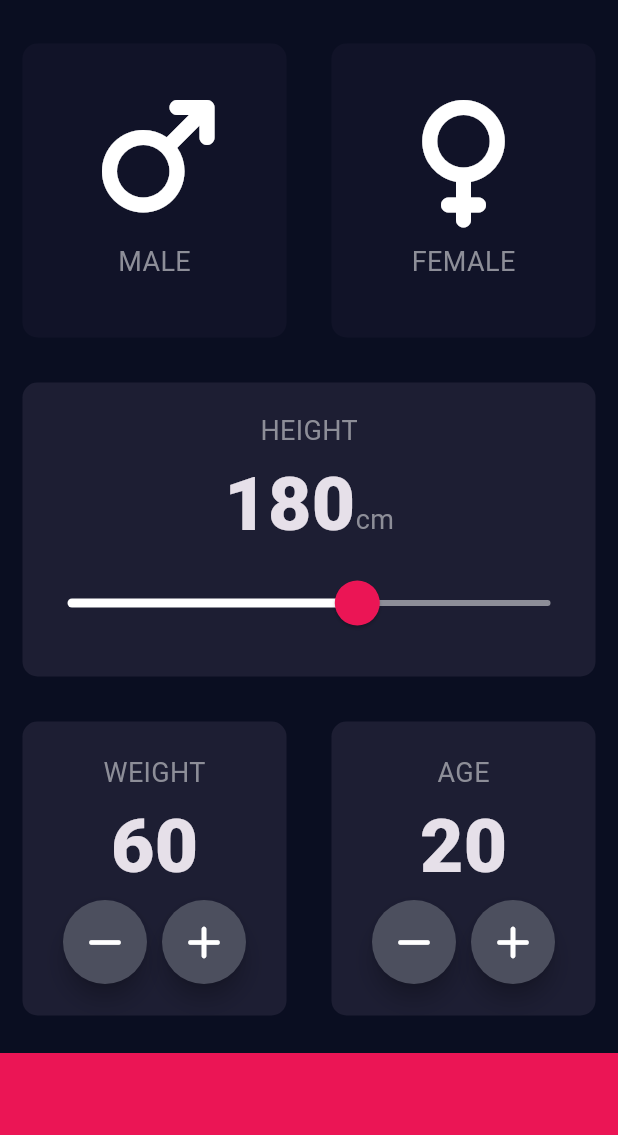
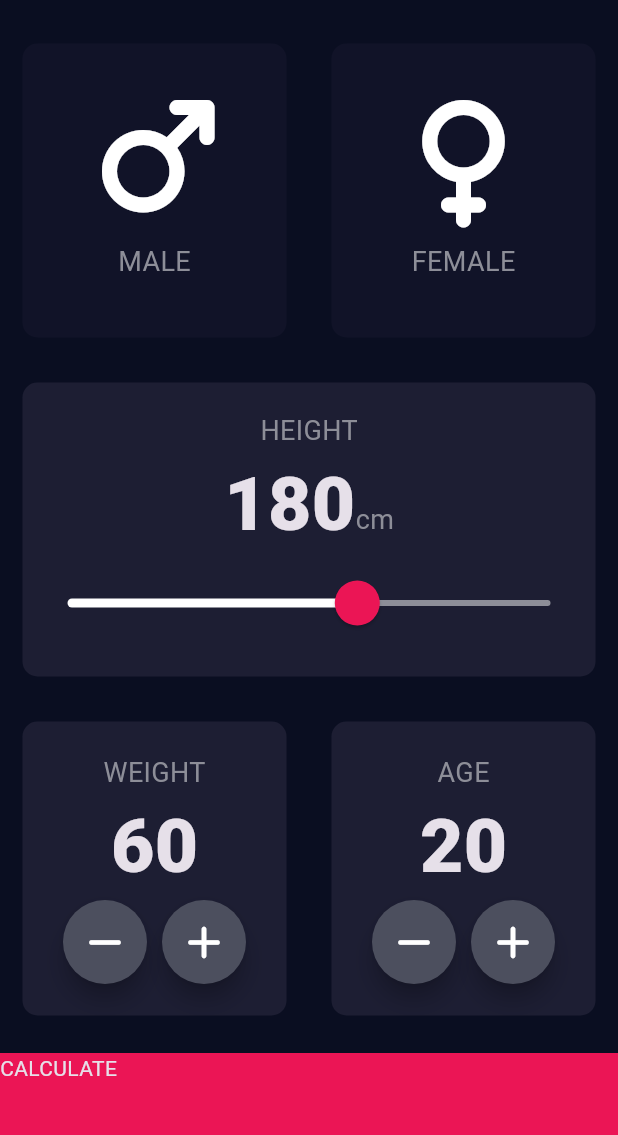
Before and after one commit to Rashmin47/bmi_calculator, a Flutter app: the screen it shows after launch, on a phone screen of 412 x 824 dp, the part 63-1198 px from its top. Run offline on Flutter 3.47's test engine with Material 3 defaults, Android fonts, the phone set to English and light mode, and no system bars; our stand-ins replace font_awesome_flutter.

```diff
--- a/lib/input_page.dart
+++ b/lib/input_page.dart
@@ -1,5 +1,6 @@
 import 'dart:ui';
 
+import 'package:bmi_calculator/results_page.dart';
 import 'package:bmi_calculator/reusable_card.dart';
 import 'package:flutter/material.dart';
 import 'package:font_awesome_flutter/font_awesome_flutter.dart';
@@ -142,9 +143,6 @@ class _InputPageState extends State<InputPage> {
                                 });
                               },
                             ),
-
-
-
                           ],
                         ),
                       ],
@@ -155,7 +153,7 @@ class _InputPageState extends State<InputPage> {
                 Expanded(
                   child: ReusableCard(
                     colour: activeCardColour,
-                    cardChild:  Column(
+                    cardChild: Column(
                       mainAxisAlignment: MainAxisAlignment.center,
                       children: [
                         Text('AGE', style: labelTextStyle),
@@ -180,9 +178,6 @@ class _InputPageState extends State<InputPage> {
                                 });
                               },
                             ),
-
-
-
                           ],
                         ),
                       ],
@@ -193,13 +188,22 @@ class _InputPageState extends State<InputPage> {
               ],
             ),
           ),
-          Container(
-            color: bottomContainerColour,
-            margin: EdgeInsets.only(top: 10),
+          GestureDetector(
+            onTap: () {
+              Navigator.push(context, MaterialPageRoute(builder: (context) =>
+                 ResultsPage()
+              )
+              );
+            },
+            child: Container(
+              color: bottomContainerColour,
+              margin: EdgeInsets.only(top: 10),
 
-            width: double.infinity,
+              width: double.infinity,
 
-            height: 80.0,
+              height: 80.0,
+              child: Text('CALCULATE'),
+            ),
           ),
         ],
       ),
```
Also changed, not shown: lib/results_page.dart (added, +14 -0 lines), pubspec.lock.
